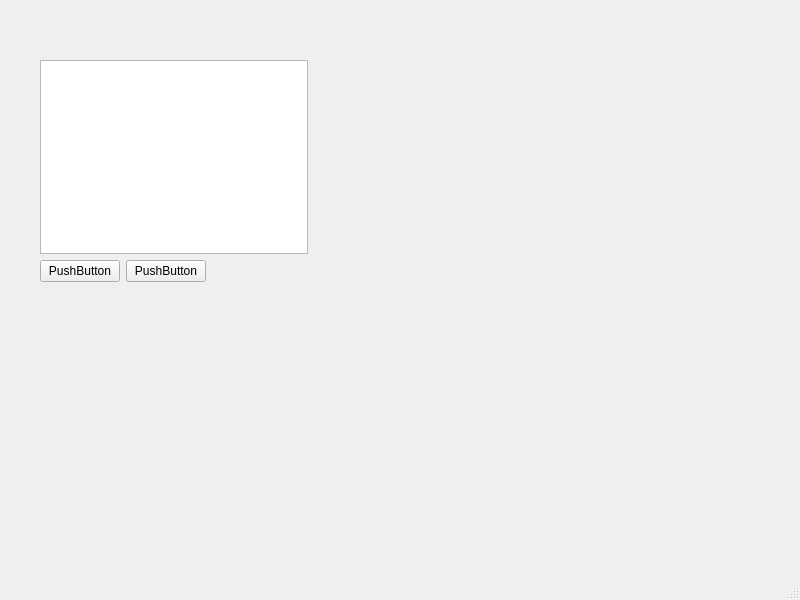
This is Worksheet_6/Project/mainwindow.ui in FolaECE/2025_20672021 as Qt 5 draws it before an edit. The edited form follows.
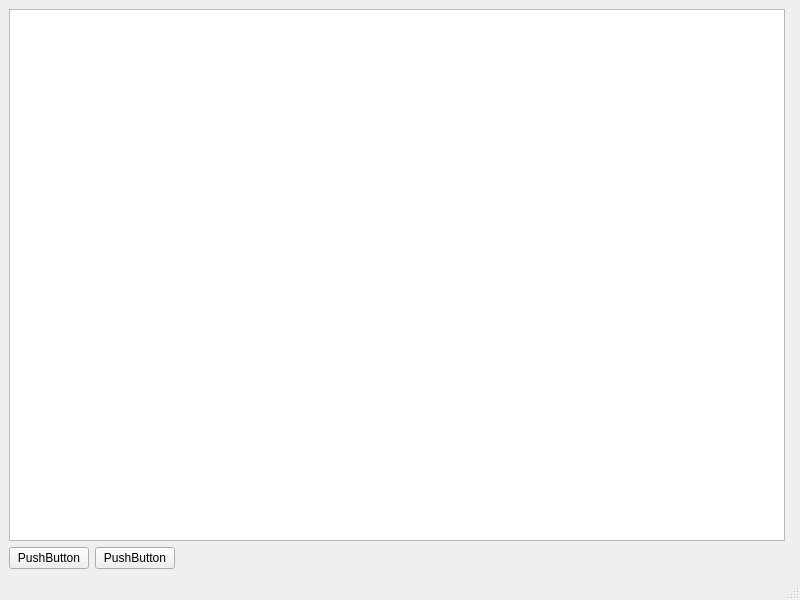
This is the edited form.

Commit message: Completed Worksheet 6 Exercise 1

```diff
--- a/Worksheet_6/Project/mainwindow.ui
+++ b/Worksheet_6/Project/mainwindow.ui
@@ -14,15 +14,8 @@
    <string>MainWindow</string>
   </property>
   <widget class="QWidget" name="centralwidget">
-   <widget class="QWidget" name="">
-    <property name="geometry">
-     <rect>
-      <x>40</x>
-      <y>60</y>
-      <width>274</width>
-      <height>222</height>
-     </rect>
-    </property>
+   <layout class="QVBoxLayout" name="verticalLayout_2">
+    <item>
     <layout class="QVBoxLayout" name="verticalLayout">
      <item>
       <layout class="QHBoxLayout" name="horizontalLayout">
@@ -66,7 +59,8 @@
       </layout>
      </item>
     </layout>
-   </widget>
+    </item>
+   </layout>
   </widget>
   <widget class="QMenuBar" name="menubar">
    <property name="geometry">
```
Lines whose indentation alone changed are shown as unchanged. The commit also changes 2 other files.
